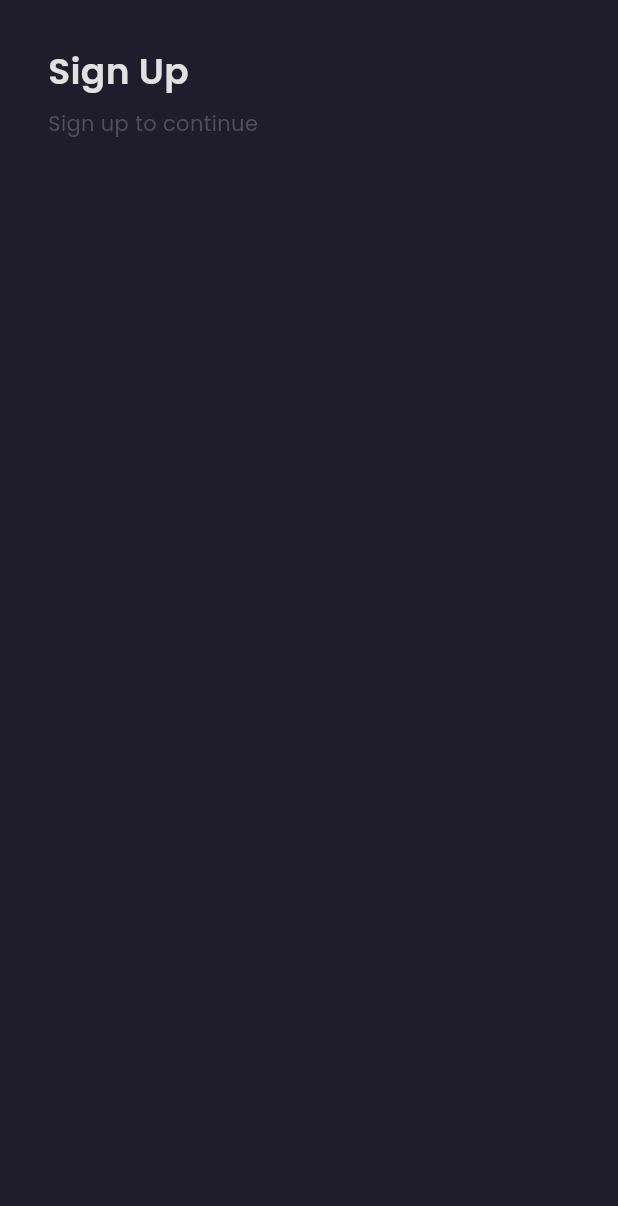
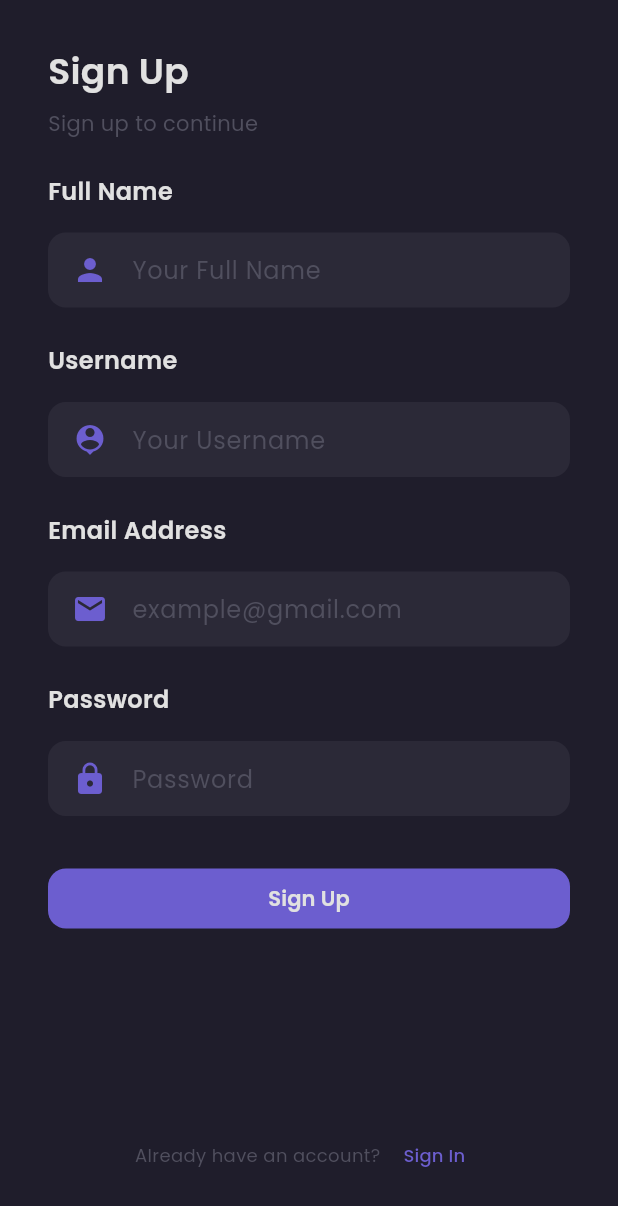
Before and after one commit to dzakyadlh/shoesee-app-fe, a Flutter app: the SignupScreen screen opened by its route, on a phone screen of 412 x 824 dp. Shown: the top 1206 px of the screen. Run offline on Flutter 3.47's test engine with Material 3 defaults, Android fonts, the phone set to English and light mode, and no system bars; our stand-ins replace google_fonts.

Commit message:
added sign up page

```diff
--- a/lib/screens/signup.dart
+++ b/lib/screens/signup.dart
@@ -1,8 +1,46 @@
+import 'package:e_commerce_app/components/filled_button.dart';
+import 'package:e_commerce_app/components/input_fields.dart';
 import 'package:flutter/material.dart';
 import 'package:e_commerce_app/theme.dart';
 
-class SignupScreen extends StatelessWidget {
+class SignupScreen extends StatefulWidget {
   const SignupScreen({super.key});
+
+  @override
+  State<SignupScreen> createState() => _SignupScreenState();
+}
+
+class _SignupScreenState extends State<SignupScreen> {
+  final nameController = TextEditingController();
+  final usernameController = TextEditingController();
+  final emailController = TextEditingController();
+  final passwordController = TextEditingController();
+  final _formKey = GlobalKey<FormState>();
+
+  String name = '';
+  String username = '';
+  String email = '';
+  String password = '';
+
+  void signup() {
+    setState(() {
+      name = nameController.text;
+      username = usernameController.text;
+      email = emailController.text;
+      password = passwordController.text;
+    });
+
+    Navigator.pushNamedAndRemoveUntil(context, '/store', (_) => false);
+  }
+
+  @override
+  void dispose() {
+    nameController.dispose();
+    usernameController.dispose();
+    emailController.dispose();
+    passwordController.dispose();
+    super.dispose();
+  }
 
   @override
   Widget build(BuildContext context) {
@@ -31,6 +69,110 @@ class SignupScreen extends StatelessWidget {
       );
     }
 
+    Widget nameInput() {
+      return CustomFormField(
+          labelText: 'Full Name',
+          formIcon: Icons.person,
+          controller: nameController,
+          hintText: 'Your Full Name',
+          isObscured: false,
+          validator: (value) {
+            if (value == null || value.isEmpty) {
+              return "Name cannot be empty";
+            } else if (value.length < 3) {
+              return "Name must be at least 3 characters";
+            }
+            return null;
+          });
+    }
+
+    Widget usernameInput() {
+      return CustomFormField(
+          labelText: 'Username',
+          formIcon: Icons.person_pin,
+          controller: emailController,
+          hintText: 'Your Username',
+          isObscured: false,
+          validator: (value) {
+            if (value == null || value.isEmpty) {
+              return "Username cannot be empty";
+            } else if (value.length < 3) {
+              return "Username must be at least 3 characters";
+            }
+            return null;
+          });
+    }
+
+    Widget emailInput() {
+      return CustomFormField(
+          labelText: 'Email Address',
+          formIcon: Icons.mail,
+          controller: emailController,
+          hintText: 'example@gmail.com',
+          isObscured: false,
+          validator: (value) {
+            if (value == null || value.isEmpty) {
+              return "Email cannot be empty";
+            } else if (!value.contains('@')) {
+              return "Please enter a valid email address";
+            }
+            return null;
+          });
+    }
+
+    Widget passwordInput() {
+      return CustomFormField(
+          labelText: 'Password',
+          formIcon: Icons.lock,
+          controller: passwordController,
+          hintText: 'Password',
+          isObscured: true,
+          validator: (value) {
+            if (value == null || value.isEmpty) {
+              return "Password cannot be empty";
+            } else if (value.length < 8) {
+              return "Please must be at least 8 characters";
+            }
+            return null;
+          });
+    }
+
+    Widget signUpButton() {
+      return FilledExpandedButton(
+        buttonText: 'Sign Up',
+        onPressed: () {
+          if (_formKey.currentState!.validate()) {
+            signup();
+          }
+        },
+      );
+    }
+
+    Widget footer() {
+      return Container(
+        margin: const EdgeInsets.only(bottom: 30),
+        child: Row(
+          mainAxisAlignment: MainAxisAlignment.center,
+          children: [
+            Text(
+              'Already have an account? ',
+              style: subtitleTextStyle.copyWith(
+                fontSize: 12,
+              ),
+            ),
+            TextButton(
+                onPressed: () {
+                  Navigator.pushNamed(context, '/signin');
+                },
+                child: Text(
+                  'Sign In',
+                  style: buttonTextStyle.copyWith(fontSize: 12),
+                ))
+          ],
+        ),
+      );
+    }
+
     return Scaffold(
       backgroundColor: backgroundPrimaryColor,
       resizeToAvoidBottomInset: false,
@@ -40,11 +182,13 @@ class SignupScreen extends StatelessWidget {
           child: Column(
             children: [
               header(),
-              // emailInput(),
-              // passwordInput(),
-              // signInButton(),
-              // const Spacer(),
-              // footer()
+              nameInput(),
+              usernameInput(),
+              emailInput(),
+              passwordInput(),
+              signUpButton(),
+              const Spacer(),
+              footer()
             ],
           ),
         ),
```
